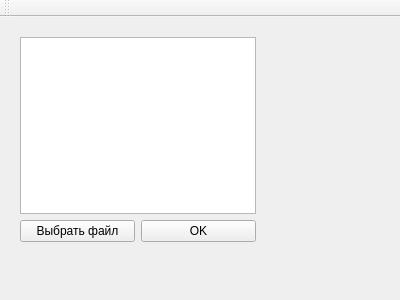
Old version of the form qt/mainwindow.ui in the repository ojomio/mz.
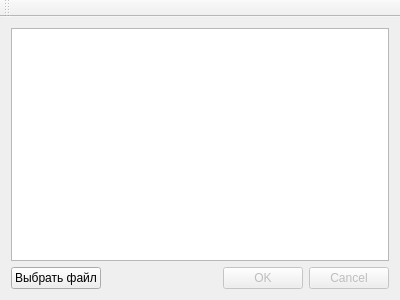
New version of the form.

Commit message: ButtonBox + enabling/disabling

```diff
--- a/qt/mainwindow.ui
+++ b/qt/mainwindow.ui
@@ -14,16 +14,12 @@
    <string>MainWindow</string>
   </property>
   <widget class="QWidget" name="centralWidget">
-   <widget class="QWidget" name="">
-    <property name="geometry">
-     <rect>
-      <x>9</x>
-      <y>9</y>
-      <width>258</width>
-      <height>227</height>
-     </rect>
-    </property>
+   <layout class="QVBoxLayout" name="verticalLayout_2">
+    <item>
     <layout class="QVBoxLayout" name="verticalLayout">
+      <property name="sizeConstraint">
+       <enum>QLayout::SetMaximumSize</enum>
+      </property>
      <item>
       <widget class="QListWidget" name="listWidget"/>
      </item>
@@ -37,16 +33,20 @@
         </widget>
        </item>
        <item>
-        <widget class="QPushButton" name="btnBrowse_2">
-         <property name="text">
-          <string>OK</string>
-         </property>
+         <widget class="QDialogButtonBox" name="buttonBox">
+          <property name="enabled">
+           <bool>false</bool>
+          </property>
+          <property name="standardButtons">
+           <set>QDialogButtonBox::Cancel|QDialogButtonBox::Ok</set>
+          </property>
         </widget>
        </item>
       </layout>
      </item>
     </layout>
-   </widget>
+    </item>
+   </layout>
   </widget>
   <widget class="QToolBar" name="mainToolBar">
    <attribute name="toolBarArea">
```
Lines whose indentation alone changed are shown as unchanged. The commit also changes 2 other files.
